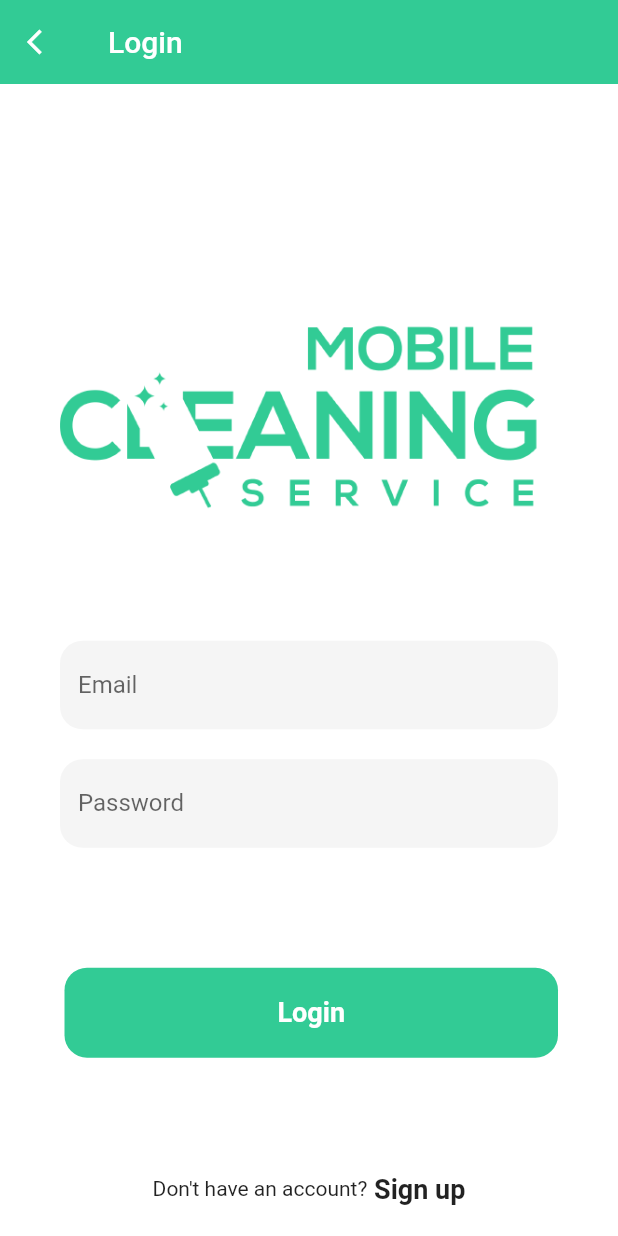
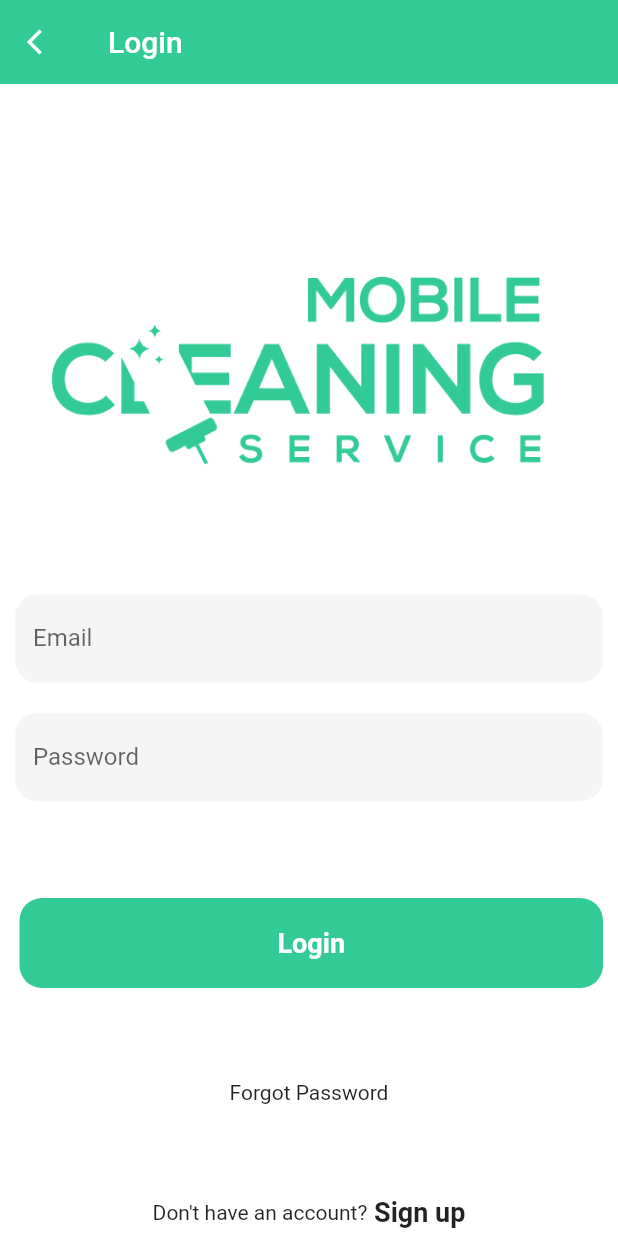
Before and after one commit to Shafaqulhamim/mobile_cleaning_service, a Flutter app: the screen it shows after launch, after a tap on "Login", on a phone screen of 412 x 824 dp. Run offline on Flutter 3.47's test engine with Material 2 defaults, Android fonts, the phone set to English and light mode, and no system bars; our stand-ins replace bloc, cloud_firestore, dartz, date_time_picker, firebase_auth, firebase_core and 8 more; accounts and stored records are empty; network calls fail.

Commit message:
Reset page add

```diff
--- a/lib/login.dart
+++ b/lib/login.dart
@@ -1,11 +1,13 @@
 import 'package:flutter/material.dart';
 import 'package:flutter_bloc/flutter_bloc.dart';
 import 'package:flutter_easyloading/flutter_easyloading.dart';
+import 'package:get/get.dart';
 import 'package:logger/logger.dart';
 import 'package:mobile_cleaning_service/Home.dart';
 import 'package:mobile_cleaning_service/customer_dash.dart';
 import 'package:mobile_cleaning_service/domain/auth/i_auth_provider.dart';
 import 'package:mobile_cleaning_service/view/performance.dart';
+import 'package:mobile_cleaning_service/view/resetPasswordf.dart';
 
 import 'application/auth/auth_bloc.dart';
 
@@ -78,7 +80,7 @@ class _LoginPageState extends State<LoginPage> {
                       children: <Widget>[],
                     ),
                     Padding(
-                      padding: EdgeInsets.symmetric(horizontal: 40),
+                      padding: EdgeInsets.symmetric(horizontal: 10),
                       child: Column(
                         children: <Widget>[
                           Container(
@@ -123,7 +125,7 @@ class _LoginPageState extends State<LoginPage> {
                       ),
                     ),
                     Padding(
-                      padding: EdgeInsets.symmetric(horizontal: 40),
+                      padding: EdgeInsets.symmetric(horizontal: 10),
                       child: Container(
                         padding: EdgeInsets.only(top: 3, left: 3),
                         child: MaterialButton(
@@ -147,6 +149,18 @@ class _LoginPageState extends State<LoginPage> {
                           ),
                         ),
                       ),
+                    ),
+                    GestureDetector(
+                      child: Text(
+                        "Forgot Password",
+                      ),
+                      onTap: () {
+                        Navigator.push(
+                          context,
+                          MaterialPageRoute(
+                              builder: (context) => ResetPasswordF()),
+                        );
+                      },
                     ),
                     Row(
                       mainAxisAlignment: MainAxisAlignment.center,
--- a/lib/view/resetPasswordf.dart
+++ b/lib/view/resetPasswordf.dart
@@ -32,7 +32,7 @@ class _ResetPasswordFstate extends State<ResetPasswordF> {
             child: Column(
               children: [
                 SizedBox(
-                  height: 120,
+                  height: MediaQuery.of(context).size.height / 8,
                 ),
                 new Image.asset(
                   'assets/reset 2.png',
@@ -40,7 +40,7 @@ class _ResetPasswordFstate extends State<ResetPasswordF> {
                   width: 150,
                 ),
                 SizedBox(
-                  height: 10,
+                  height: 30,
                 ),
                 TextField(
                   controller: email,
```
